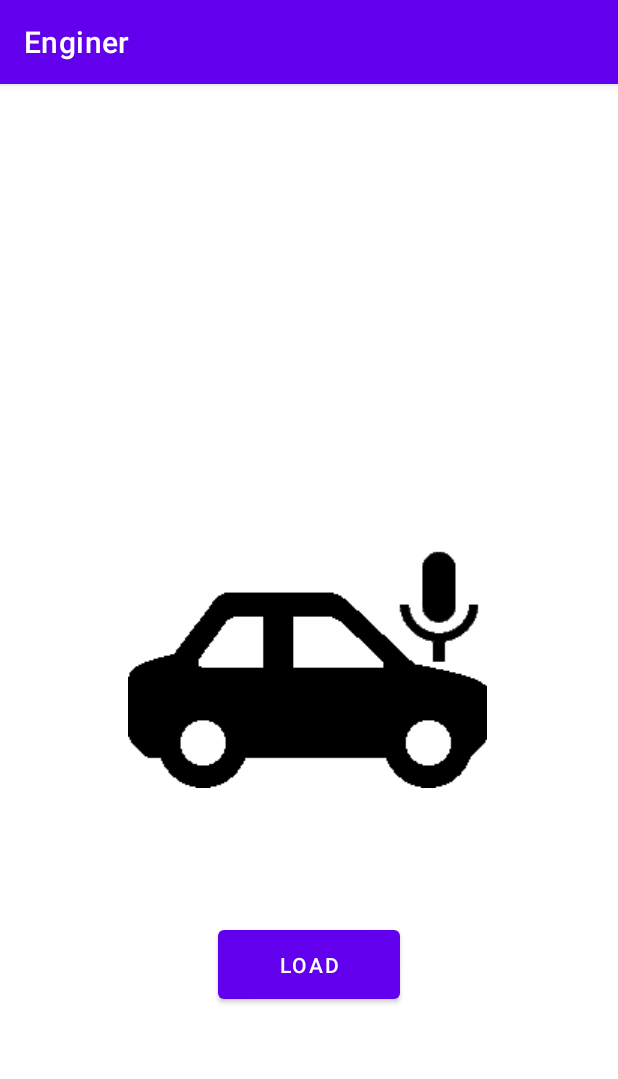
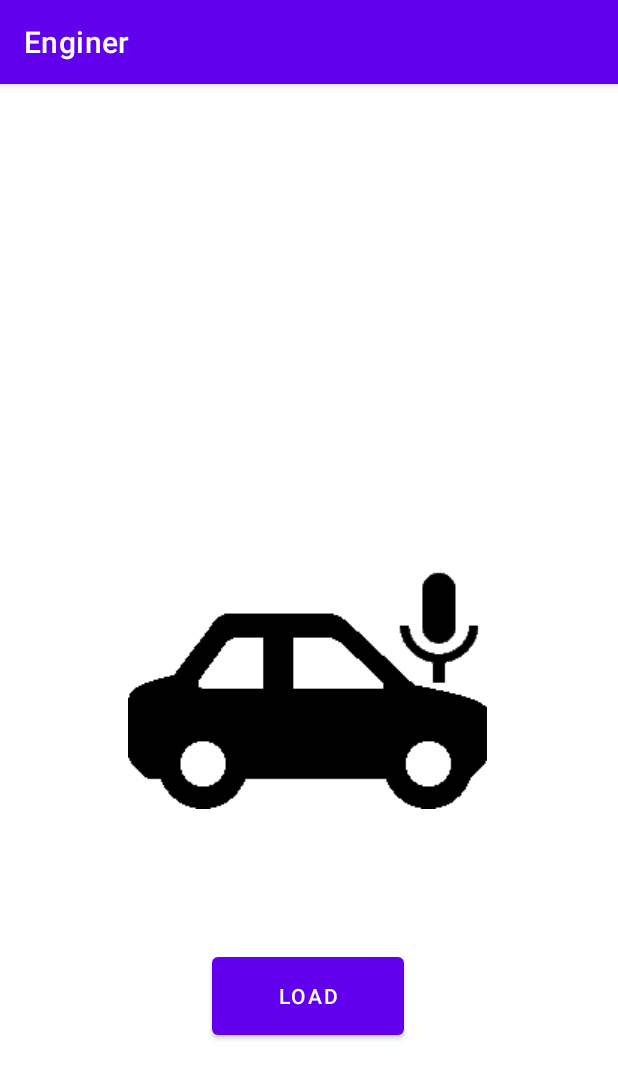
Before and after one commit to lcaprioli17/Enginer, an Android app: the screen it shows after launch (MainActivity), on a phone screen of 412 x 824 dp. Shown: the top 1079 px of the screen. Run offline under Robolectric (Android 15) with nearby library versions, the phone set to English and light mode, and no system bars; libraries missing offline, so code that uses them is left out: org.tensorflow.lite.

Commit message:
graphic tweaks

```diff
--- a/app/src/main/res/layout/activity_load.xml
+++ b/app/src/main/res/layout/activity_load.xml
@@ -21,11 +21,11 @@
 
     <Button
         android:id="@+id/backButton"
-        android:layout_width="109dp"
-        android:layout_height="59dp"
+        android:layout_width="128dp"
+        android:layout_height="64dp"
         android:layout_marginBottom="128dp"
+        android:onClick="backToMain"
         android:text="Back"
-        android:onClick="backToMain"
         app:layout_constraintBottom_toBottomOf="parent"
         app:layout_constraintEnd_toEndOf="parent"
         app:layout_constraintStart_toStartOf="parent" />
--- a/app/src/main/res/layout/activity_main.xml
+++ b/app/src/main/res/layout/activity_main.xml
@@ -23,13 +23,13 @@
 
     <Button
         android:id="@+id/loadButton"
-        android:layout_width="121dp"
-        android:layout_height="58dp"
-        android:layout_marginBottom="152dp"
+        android:layout_width="128dp"
+        android:layout_height="64dp"
+        android:layout_marginBottom="128dp"
+        android:onClick="loadFile"
         android:text="Load"
-        android:onClick="loadFile"
         app:layout_constraintBottom_toBottomOf="parent"
         app:layout_constraintEnd_toEndOf="parent"
-        app:layout_constraintHorizontal_bias="0.5"
+        app:layout_constraintHorizontal_bias="0.498"
         app:layout_constraintStart_toStartOf="parent" />
 </androidx.constraintlayout.widget.ConstraintLayout>
```
Also changed, not shown: app/src/main/res/layout/activity_classification.xml (+6 -7 lines).
